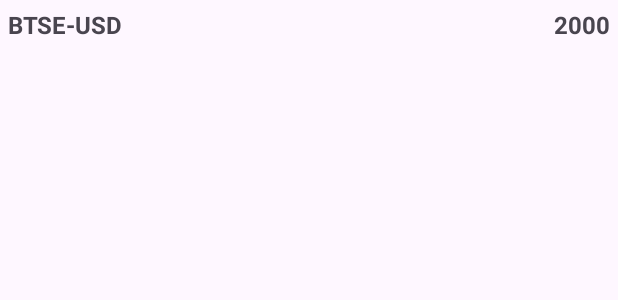
After one commit to s32070687/NogleProject, an Android app: the layout item_market_list.xml on its own in the app's theme, with its tools: preview values and no code run, on a phone screen of 412 x 824 dp. The commit adds this screen. Shown: the top 300 px of the screen. Run offline under Robolectric (Android 15) with nearby library versions, the phone set to English and light mode, and no system bars; network calls fail.

Commit message:
add  綁定data

```diff
--- a/app/src/main/java/com/eulsapet/nogleproject/view/fragment/FragmentB.kt
+++ b/app/src/main/java/com/eulsapet/nogleproject/view/fragment/FragmentB.kt
@@ -22,4 +22,9 @@ class FragmentB: Fragment() {
         _binding = FragmentBBinding.inflate(inflater, container, false)
         return binding.root
     }
+
+    override fun onDestroyView() {
+        super.onDestroyView()
+        _binding = null
+    }
 }
--- a/app/src/main/java/com/eulsapet/nogleproject/view/fragment/FragmentC.kt
+++ b/app/src/main/java/com/eulsapet/nogleproject/view/fragment/FragmentC.kt
@@ -22,4 +22,9 @@ class FragmentC: Fragment() {
         _binding = FragmentCBinding.inflate(inflater, container, false)
         return binding.root
     }
+
+    override fun onDestroyView() {
+        super.onDestroyView()
+        _binding = null
+    }
 }
--- /dev/null
+++ b/app/src/main/res/layout/item_market_list.xml
@@ -0,0 +1,50 @@
+<?xml version="1.0" encoding="utf-8"?>
+<layout
+    xmlns:android="http://schemas.android.com/apk/res/android"
+    xmlns:app="http://schemas.android.com/apk/res-auto"
+    xmlns:tools="http://schemas.android.com/tools">
+
+    <data>
+        <import type="android.view.View" />
+        <variable
+            name="items"
+            type="com.eulsapet.nogleproject.repository.model.Data" />
+    </data>
+
+    <androidx.constraintlayout.widget.ConstraintLayout
+        android:layout_width="match_parent"
+        android:layout_height="wrap_content">
+
+        <TextView
+            android:ellipsize="end"
+            android:id="@+id/tv_market_name"
+            android:textSize="16sp"
+            android:layout_margin="5dp"
+            android:textStyle="bold"
+            android:text="@{items.marketName}"
+            tools:text="BTSE-USD"
+            app:layout_constraintTop_toTopOf="parent"
+            app:layout_constraintStart_toStartOf="parent"
+            app:layout_constraintEnd_toStartOf="@+id/tv_price"
+            android:layout_width="0dp"
+            android:layout_height="wrap_content"/>
+
+        <TextView
+            android:ellipsize="end"
+            android:id="@+id/tv_price"
+            tools:text="2000"
+            android:text="@{items.marketName}"
+            android:textSize="16sp"
+            android:textStyle="bold"
+            android:layout_marginEnd="5dp"
+            android:gravity="end"
+            app:layout_constraintStart_toEndOf="@+id/tv_market_name"
+            app:layout_constraintEnd_toEndOf="parent"
+            app:layout_constraintBottom_toBottomOf="@+id/tv_market_name"
+            app:layout_constraintTop_toTopOf="@+id/tv_market_name"
+            android:layout_width="0dp"
+            android:layout_height="wrap_content"/>
+
+    </androidx.constraintlayout.widget.ConstraintLayout>
+
+</layout>
```
Also changed, not shown: app/src/main/java/com/eulsapet/nogleproject/view/adapter/MarketListAdapter.kt (added, +44 -0 lines), app/src/main/java/com/eulsapet/nogleproject/view/fragment/FragmentA.kt (+21 -4 lines), app/src/main/java/com/eulsapet/nogleproject/view/fragment/FragmentD.kt (+13 -0 lines), app/src/main/res/drawable/icon_settings_24.xml (added, +11 -0 lines), app/src/main/res/layout/fragment_a.xml (+11 -2 lines), app/src/main/res/layout/fragment_d.xml (+10 -2 lines).
